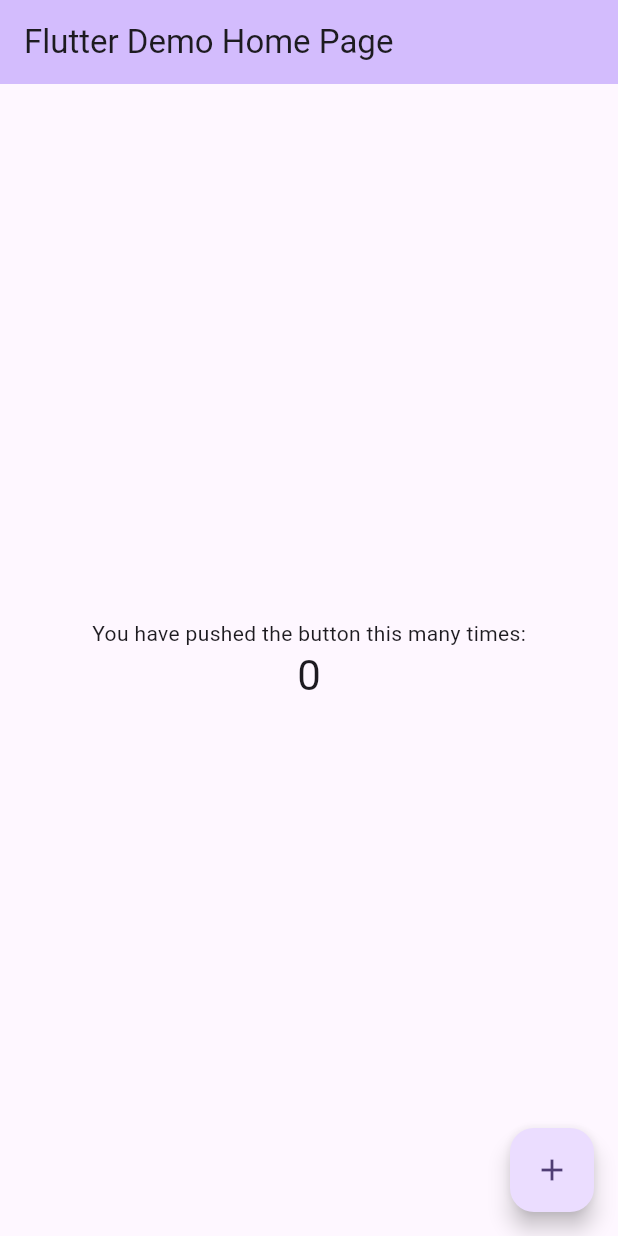
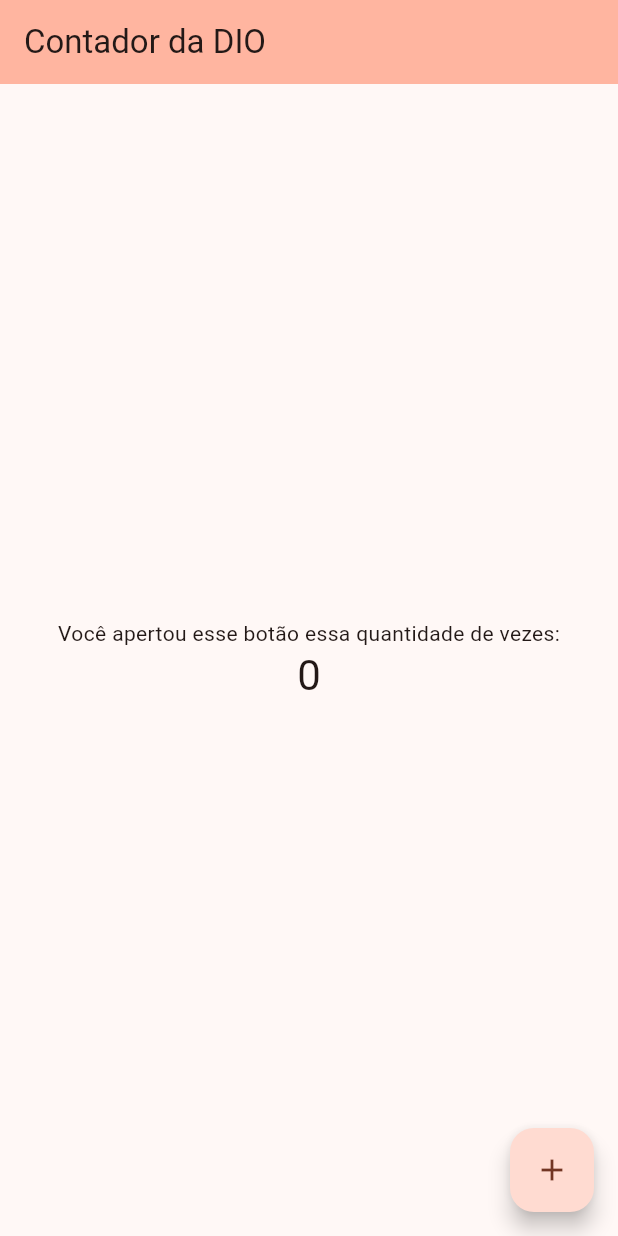
Before and after one commit to Aline-Barreto98/meuappflutter, a Flutter app: the screen it shows after launch, on a phone screen of 412 x 824 dp. Run offline on Flutter 3.47's test engine with Material 2 defaults, Android fonts, the phone set to English and light mode, and no system bars.

Commit message:
Alteração de título e cor do tema

```diff
--- a/lib/main.dart
+++ b/lib/main.dart
@@ -7,46 +7,21 @@ void main() {
 class MyApp extends StatelessWidget {
   const MyApp({super.key});
 
-  // This widget is the root of your application.
   @override
   Widget build(BuildContext context) {
     return MaterialApp(
-      title: 'Flutter Demo',
+      title: 'Contador da DIO',
       theme: ThemeData(
-        // This is the theme of your application.
-        //
-        // TRY THIS: Try running your application with "flutter run". You'll see
-        // the application has a blue toolbar. Then, without quitting the app,
-        // try changing the seedColor in the colorScheme below to Colors.green
-        // and then invoke "hot reload" (save your changes or press the "hot
-        // reload" button in a Flutter-supported IDE, or press "r" if you used
-        // the command line to start the app).
-        //
-        // Notice that the counter didn't reset back to zero; the application
-        // state is not lost during the reload. To reset the state, use hot
-        // restart instead.
-        //
-        // This works for code too, not just values: Most code changes can be
-        // tested with just a hot reload.
-        colorScheme: ColorScheme.fromSeed(seedColor: Colors.deepPurple),
+        colorScheme: ColorScheme.fromSeed(seedColor: Colors.deepOrange),
         useMaterial3: true,
       ),
-      home: const MyHomePage(title: 'Flutter Demo Home Page'),
+      home: const MyHomePage(title: 'Contador da DIO'),
     );
   }
 }
 
 class MyHomePage extends StatefulWidget {
   const MyHomePage({super.key, required this.title});
-
-  // This widget is the home page of your application. It is stateful, meaning
-  // that it has a State object (defined below) that contains fields that affect
-  // how it looks.
-
-  // This class is the configuration for the state. It holds the values (in this
-  // case the title) provided by the parent (in this case the App widget) and
-  // used by the build method of the State. Fields in a Widget subclass are
-  // always marked "final".
 
   final String title;
 
@@ -59,54 +34,23 @@ class _MyHomePageState extends State<MyHomePage> {
 
   void _incrementCounter() {
     setState(() {
-      // This call to setState tells the Flutter framework that something has
-      // changed in this State, which causes it to rerun the build method below
-      // so that the display can reflect the updated values. If we changed
-      // _counter without calling setState(), then the build method would not be
-      // called again, and so nothing would appear to happen.
       _counter++;
     });
   }
 
   @override
   Widget build(BuildContext context) {
-    // This method is rerun every time setState is called, for instance as done
-    // by the _incrementCounter method above.
-    //
-    // The Flutter framework has been optimized to make rerunning build methods
-    // fast, so that you can just rebuild anything that needs updating rather
-    // than having to individually change instances of widgets.
     return Scaffold(
       appBar: AppBar(
-        // TRY THIS: Try changing the color here to a specific color (to
-        // Colors.amber, perhaps?) and trigger a hot reload to see the AppBar
-        // change color while the other colors stay the same.
         backgroundColor: Theme.of(context).colorScheme.inversePrimary,
-        // Here we take the value from the MyHomePage object that was created by
-        // the App.build method, and use it to set our appbar title.
         title: Text(widget.title),
       ),
       body: Center(
-        // Center is a layout widget. It takes a single child and positions it
-        // in the middle of the parent.
         child: Column(
-          // Column is also a layout widget. It takes a list of children and
-          // arranges them vertically. By default, it sizes itself to fit its
-          // children horizontally, and tries to be as tall as its parent.
-          //
-          // Column has various properties to control how it sizes itself and
-          // how it positions its children. Here we use mainAxisAlignment to
-          // center the children vertically; the main axis here is the vertical
-          // axis because Columns are vertical (the cross axis would be
-          // horizontal).
-          //
-          // TRY THIS: Invoke "debug painting" (choose the "Toggle Debug Paint"
-          // action in the IDE, or press "p" in the console), to see the
-          // wireframe for each widget.
           mainAxisAlignment: MainAxisAlignment.center,
           children: <Widget>[
             const Text(
-              'You have pushed the button this many times:',
+              'Você apertou esse botão essa quantidade de vezes:',
             ),
             Text(
               '$_counter',
@@ -119,7 +63,7 @@ class _MyHomePageState extends State<MyHomePage> {
         onPressed: _incrementCounter,
         tooltip: 'Increment',
         child: const Icon(Icons.add),
-      ), // This trailing comma makes auto-formatting nicer for build methods.
+      ),
     );
   }
 }
```
